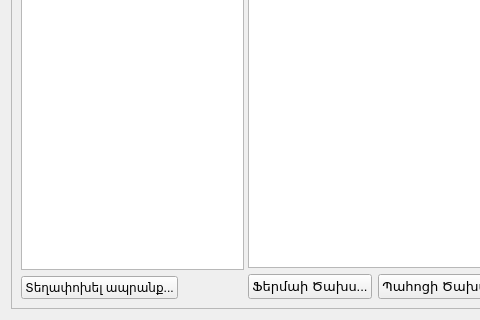
Above: src/storages.ui from ADCompany/AD-Farm before the change; both pictures show x 0 to 480 and y 429 to 749 of the 823 by 749 pixel window. Below: the same form after it.
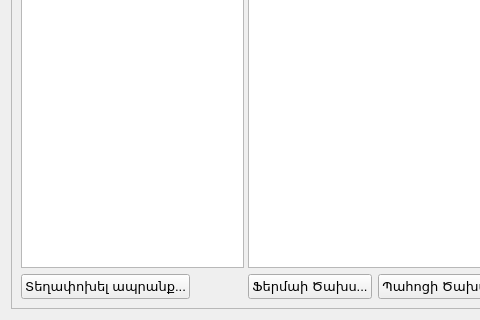
That is the form after the change. Icons and pictures are not drawn.

Diff of the .ui file:
```diff
--- a/src/storages.ui
+++ b/src/storages.ui
@@ -53,6 +53,11 @@
                <verstretch>0</verstretch>
               </sizepolicy>
              </property>
+             <property name="font">
+              <font>
+               <pointsize>10</pointsize>
+              </font>
+             </property>
              <property name="text">
               <string>Տեղափոխել ապրանք...</string>
              </property>
```
Left out of the diff: 2 changed lines with no effect on the pictures.
